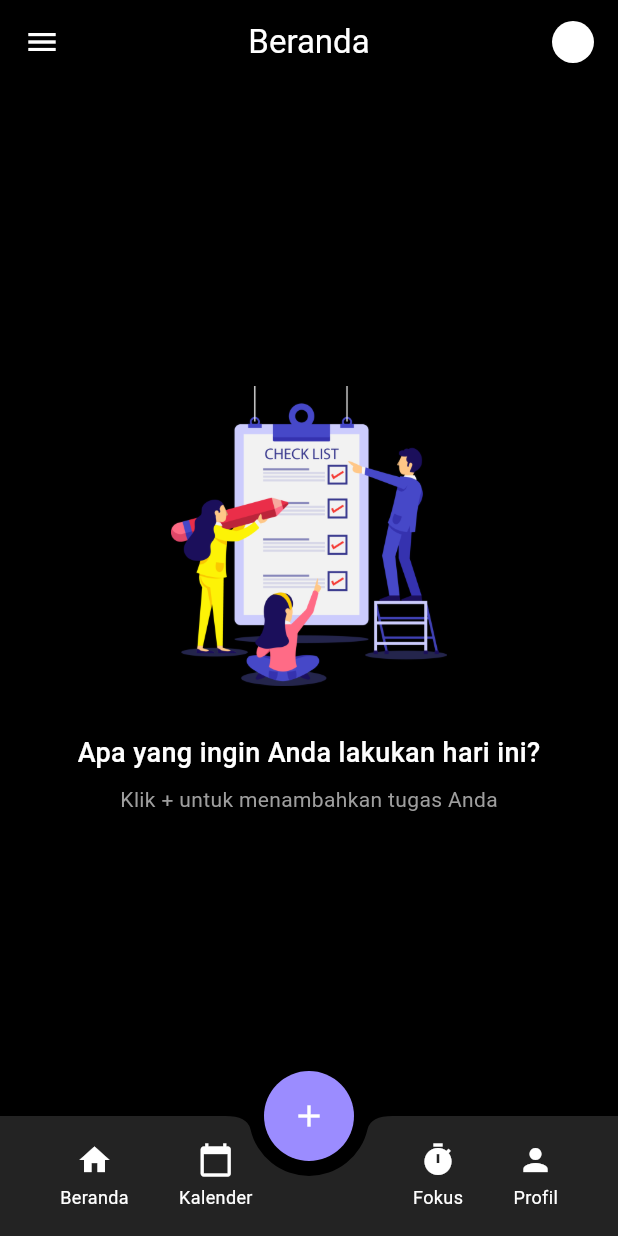
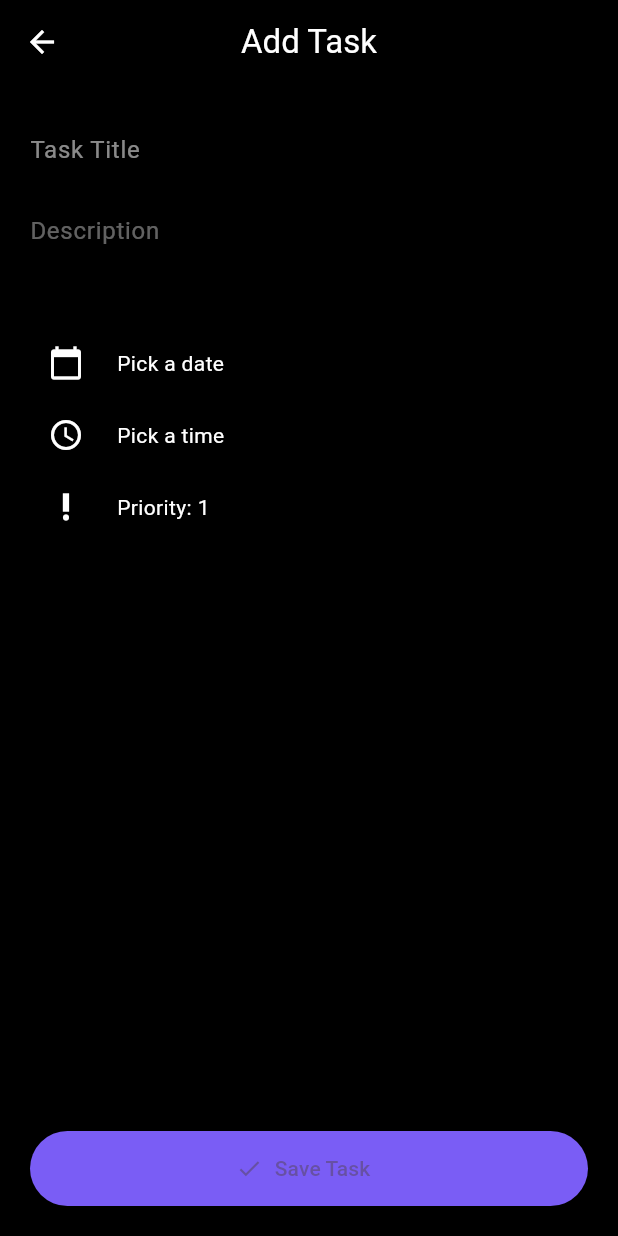
Before and after one commit to DANbasart/doobee_uas, a Flutter app: the HomeScreen screen opened directly, after a tap on the "add" icon, on a phone screen of 412 x 824 dp. Run offline on Flutter 3.47's test engine with Material 3 defaults, Android fonts, the light colour scheme and no system bars.

Commit message:
menambah task screen dan mengedit tombol plus

```diff
--- a/lib/screens/home_screen.dart
+++ b/lib/screens/home_screen.dart
@@ -1,3 +1,4 @@
+import 'package:doobee_uas/screens/task.dart';
 import 'package:flutter/material.dart';
 
 class HomeScreen extends StatelessWidget {
@@ -54,7 +55,12 @@ class HomeScreen extends StatelessWidget {
         ),
         child: IconButton(
           icon: const Icon(Icons.add, color: Colors.white),
-          onPressed: () {},
+          onPressed: () {
+            Navigator.pushReplacement(
+              context,
+              MaterialPageRoute(builder: (context) => const TaskScreen()),
+            );
+          },
         ),
       ),
       floatingActionButtonLocation: FloatingActionButtonLocation.centerDocked,
--- /dev/null
+++ b/lib/screens/task.dart
@@ -0,0 +1,205 @@
+import 'package:flutter/material.dart';
+import 'package:intl/intl.dart';
+
+class TaskScreen extends StatefulWidget {
+  const TaskScreen({super.key});
+
+  @override
+  State<TaskScreen> createState() => _TaskScreenState();
+}
+
+class _TaskScreenState extends State<TaskScreen> {
+  final TextEditingController titleController = TextEditingController();
+  final TextEditingController descController = TextEditingController();
+
+  DateTime? selectedDate;
+  TimeOfDay? selectedTime;
+  int selectedPriority = 1;
+
+  String formatDate(DateTime date) {
+    return DateFormat('EEEE, d MMMM yyyy').format(date);
+  }
+
+  String formatTime(TimeOfDay time) {
+    final now = DateTime.now();
+    final dt = DateTime(now.year, now.month, now.day, time.hour, time.minute);
+    return DateFormat.jm().format(dt); // Contoh: 08:30 AM
+  }
+
+  Future<void> pickDate() async {
+    final DateTime? picked = await showDatePicker(
+      context: context,
+      initialDate: selectedDate ?? DateTime.now(),
+      firstDate: DateTime(2000),
+      lastDate: DateTime(2100),
+      builder: (context, child) {
+        return Theme(data: ThemeData.dark(), child: child!);
+      },
+    );
+    if (picked != null) {
+      setState(() {
+        selectedDate = picked;
+      });
+    }
+  }
+
+  Future<void> pickTime() async {
+    final TimeOfDay? picked = await showTimePicker(
+      context: context,
+      initialTime: TimeOfDay.now(),
+    );
+    if (picked != null) {
+      setState(() {
+        selectedTime = picked;
+      });
+    }
+  }
+
+  Future<void> pickPriority() async {
+    int? result = await showDialog<int>(
+      context: context,
+      builder:
+          (context) => AlertDialog(
+            backgroundColor: const Color(0xFF1E1E1E),
+            title: const Text(
+              'Select Priority',
+              style: TextStyle(color: Colors.white),
+            ),
+            content: Wrap(
+              spacing: 10,
+              runSpacing: 10,
+              children: List.generate(10, (index) {
+                int number = index + 1;
+                return InkWell(
+                  onTap: () => Navigator.pop(context, number),
+                  child: Container(
+                    width: 50,
+                    height: 50,
+                    decoration: BoxDecoration(
+                      color:
+                          selectedPriority == number
+                              ? const Color(0xFF7A5DF5)
+                              : Colors.grey[800],
+                      borderRadius: BorderRadius.circular(10),
+                    ),
+                    child: Center(
+                      child: Text(
+                        '$number',
+                        style: const TextStyle(
+                          color: Colors.white,
+                          fontSize: 16,
+                        ),
+                      ),
+                    ),
+                  ),
+                );
+              }),
+            ),
+          ),
+    );
+
+    if (result != null) {
+      setState(() {
+        selectedPriority = result;
+      });
+    }
+  }
+
+  @override
+  Widget build(BuildContext context) {
+    return Scaffold(
+      backgroundColor: Colors.black,
+      appBar: AppBar(
+        backgroundColor: Colors.black,
+        title: const Text('Add Task', style: TextStyle(color: Colors.white)),
+        centerTitle: true,
+        iconTheme: const IconThemeData(color: Colors.white),
+        elevation: 0,
+      ),
+      body: Padding(
+        padding: const EdgeInsets.all(20),
+        child: Column(
+          children: [
+            TextField(
+              controller: titleController,
+              style: const TextStyle(color: Colors.white),
+              decoration: const InputDecoration(
+                hintText: 'Task Title',
+                hintStyle: TextStyle(color: Colors.white54),
+                border: InputBorder.none,
+              ),
+            ),
+            const SizedBox(height: 10),
+            TextField(
+              controller: descController,
+              style: const TextStyle(color: Colors.white70),
+              maxLines: 2,
+              decoration: const InputDecoration(
+                hintText: 'Description',
+                hintStyle: TextStyle(color: Colors.white38),
+                border: InputBorder.none,
+              ),
+            ),
+            const SizedBox(height: 20),
+            Row(
+              children: [
+                IconButton(
+                  onPressed: pickDate,
+                  icon: const Icon(Icons.calendar_today, color: Colors.white),
+                ),
+                const SizedBox(width: 10),
+                Text(
+                  selectedDate != null
+                      ? formatDate(selectedDate!)
+                      : 'Pick a date',
+                  style: const TextStyle(color: Colors.white),
+                ),
+              ],
+            ),
+            Row(
+              children: [
+                IconButton(
+                  onPressed: pickTime,
+                  icon: const Icon(Icons.access_time, color: Colors.white),
+                ),
+                const SizedBox(width: 10),
+                Text(
+                  selectedTime != null
+                      ? formatTime(selectedTime!)
+                      : 'Pick a time',
+                  style: const TextStyle(color: Colors.white),
+                ),
+              ],
+            ),
+            Row(
+              children: [
+                IconButton(
+                  onPressed: pickPriority,
+                  icon: const Icon(Icons.priority_high, color: Colors.white),
+                ),
+                const SizedBox(width: 10),
+                Text(
+                  'Priority: $selectedPriority',
+                  style: const TextStyle(color: Colors.white),
+                ),
+              ],
+            ),
+            const Spacer(),
+            ElevatedButton.icon(
+              onPressed: () {
+                // Kirim atau simpan task
+                Navigator.pop(context); // balik ke home
+              },
+              icon: const Icon(Icons.check),
+              label: const Text('Save Task'),
+              style: ElevatedButton.styleFrom(
+                backgroundColor: const Color(0xFF7A5DF5),
+                minimumSize: const Size.fromHeight(50),
+              ),
+            ),
+          ],
+        ),
+      ),
+    );
+  }
+}
--- a/pubspec.yaml
+++ b/pubspec.yaml
@@ -38,6 +38,7 @@ dependencies:
 dev_dependencies:
   flutter_test:
     sdk: flutter
+  intl: ^0.18.1
 
   # The "flutter_lints" package below contains a set of recommended lints to
   # encourage good coding practices. The lint set provided by the package is
```
Also changed, not shown: pubspec.lock.
